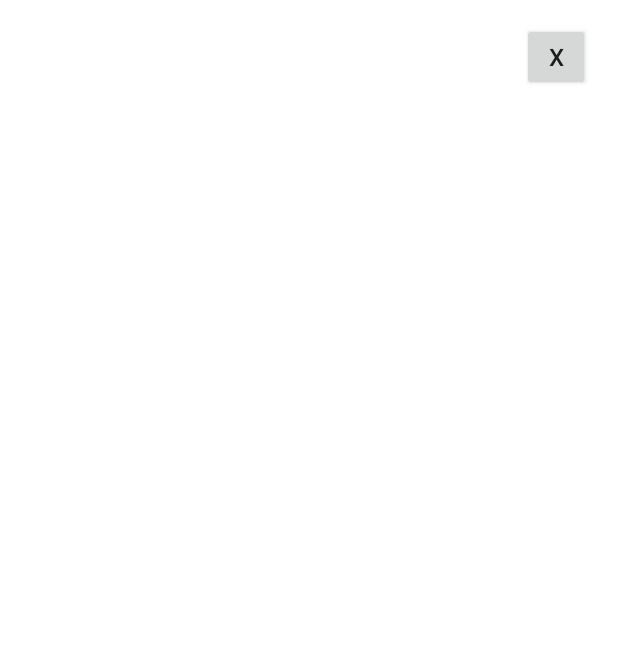
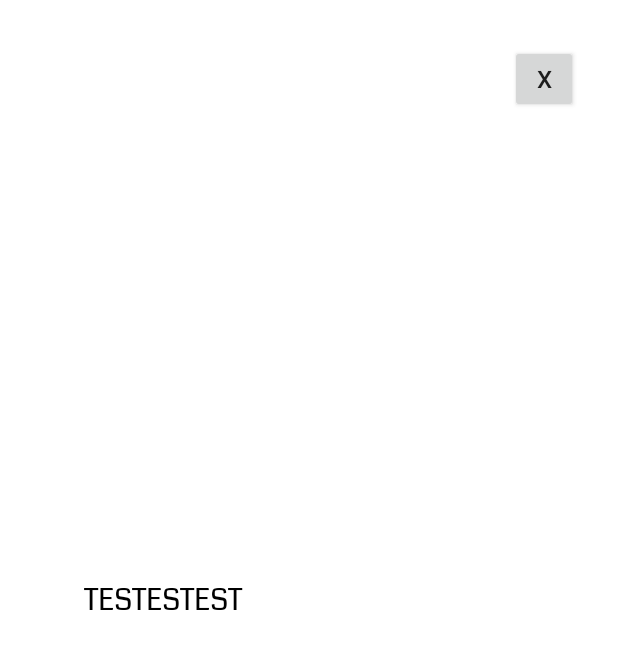
Before and after one commit to ETS-Android2/HackTJ-9.0, an Android app: the ObjectDescription screen opened directly, with no data from a screen before it, on a phone screen of 412 x 824 dp. Shown: the top 649 px of the screen. Run offline under Robolectric (Android 15) with nearby library versions, the phone set to English and light mode, and no system bars; 1 statement that could not run was skipped.

Commit message:
Final Project

```diff
--- a/TensorFlowLitePractice/app/src/main/java/com/example/tensorflowlitepractice/ObjectDescription.java
+++ b/TensorFlowLitePractice/app/src/main/java/com/example/tensorflowlitepractice/ObjectDescription.java
@@ -3,23 +3,89 @@ package com.example.tensorflowlitepractice;
 import android.app.Activity;
 import android.os.Bundle;
 import android.view.View;
+import android.widget.ImageView;
+import android.widget.TextView;
 
 import androidx.annotation.Nullable;
 import androidx.appcompat.app.AppCompatActivity;
+import androidx.appcompat.app.AppCompatDelegate;
 
 public class ObjectDescription extends Activity {
 
+    public ImageView image;
+    public TextView text;
+
+    private String str_plastic, str_can, str_card, str_cart, str_fruit, str_vegetable, str_paper, str_glass;
+
     @Override
     protected void onCreate(@Nullable Bundle savedInstanceState) {
+        AppCompatDelegate.setDefaultNightMode(AppCompatDelegate.MODE_NIGHT_NO);
+
         super.onCreate(savedInstanceState);
         setContentView(R.layout.activity_descriptions);
 
+        image = findViewById(R.id.object);
+        text = findViewById(R.id.description);
 
+        description();
 
-
+        switch (TemporaryUtility.currentObject) {
+            case "BOTTLE":
+                image.setImageResource(R.drawable.bottle);
+                text.setText(str_plastic);
+                break;
+            case "CAN":
+                image.setImageResource(R.drawable.can);
+                text.setText(str_can);
+                break;
+            case "CARDBOARD":
+                image.setImageResource(R.drawable.cardboard);
+                text.setText(str_card);
+                break;
+            case "CARTON":
+                image.setImageResource(R.drawable.carton);
+                text.setText(str_cart);
+                break;
+            case "PAPER":
+                image.setImageResource(R.drawable.paper);
+                text.setText(str_paper);
+                break;
+            case "FRUIT":
+                image.setImageResource(R.drawable.fruit);
+                text.setText(str_fruit);
+                break;
+            case "VEGETABLE":
+                image.setImageResource(R.drawable.vegetable);
+                text.setText(str_vegetable);
+                break;
+        }
     }
 
     public void returnToResults(View view) {
         finish();
     }
+
+    public void description() {
+        str_plastic = "\tRecycling both glass and plastic bottles conserves natural resources, " +
+                "specifically oil. One ton of recycled plastic conserves around 3.8 barrels of crude oil. " +
+                "Not only that, recycling bottles decreases air pollution, as there will be less waste to incinerate";
+        str_can = "\tRecycling old cans into new ones take 95% less energy than to create one "+
+                "Recycling cans also releases 95% fewer greenhouse gas emissions. " +
+                "There’s no limit to how many times aluminum can be recycled.";
+        str_card = "\tRecycled cardboard has a wide range of uses, like cereal boxes and paper towels. " +
+                "In particular, recycling cardboard helps prevent deforestation, ultimately saving many animals’ lives. " +
+                "Moreover, recycling cardboard reduces landfills, thus reducing water pollution.";
+        str_cart = "\tRecycled cartons are used to make eco-friendly construction material. " +
+                "Recycling cartons provides paper feedstock for new paper products. " +
+                "Remember to empty out your cartons before recycling!";
+        str_paper = "\tRecycling paper reduces greenhouse gasses, helping limit the effects of climate change. " +
+                "It takes 70% less energy and water to recycle paper compared to creating new sheets. " +
+                "Every ton of recycled paper can save 17 trees.";
+        str_fruit = "\tComposting fruits dampens dry materials in compost which accelerates the decomposition process. " +
+                "It can enriches soil and suppresses plant diseases. " +
+                "Furthermore, it reduces the need for chemical fertilizers.";
+        str_vegetable = "\tLike fruits, composting vegetables dampens dry materials in compost which accelerates the decomposition process. " +
+                "It can enriches soil and suppresses plant diseases. " +
+                "Furthermore, it reduces the need for chemical fertilizers.";
+    }
 }
--- a/TensorFlowLitePractice/app/src/main/java/com/example/tensorflowlitepractice/SettingsController.java
+++ b/TensorFlowLitePractice/app/src/main/java/com/example/tensorflowlitepractice/SettingsController.java
@@ -8,6 +8,7 @@ import android.widget.EditText;
 
 import androidx.annotation.Nullable;
 import androidx.appcompat.app.AppCompatActivity;
+import androidx.appcompat.app.AppCompatDelegate;
 
 import static android.content.SharedPreferences.*;
 
@@ -22,8 +23,11 @@ public class SettingsController extends AppCompatActivity {
 
     @Override
     protected void onCreate(@Nullable Bundle savedInstanceState) {
+        AppCompatDelegate.setDefaultNightMode(AppCompatDelegate.MODE_NIGHT_NO);
+
         super.onCreate(savedInstanceState);
         setContentView(R.layout.activity_settings);
+
 
         recycleText = findViewById(R.id.recycableAmount);
         compostText=findViewById(R.id.compostableAmount);
--- a/TensorFlowLitePractice/app/src/main/java/com/example/tensorflowlitepractice/SplashScreen.java
+++ b/TensorFlowLitePractice/app/src/main/java/com/example/tensorflowlitepractice/SplashScreen.java
@@ -1,6 +1,7 @@
 package com.example.tensorflowlitepractice;
 
 import androidx.appcompat.app.AppCompatActivity;
+import androidx.appcompat.app.AppCompatDelegate;
 
 import android.content.Intent;
 import android.os.Bundle;
@@ -20,6 +21,8 @@ public class SplashScreen extends AppCompatActivity {
 
     @Override
     protected void onCreate(Bundle savedInstanceState) {
+        AppCompatDelegate.setDefaultNightMode(AppCompatDelegate.MODE_NIGHT_NO);
+
         super.onCreate(savedInstanceState);
         getWindow().setFlags(WindowManager.LayoutParams.FLAG_FULLSCREEN, WindowManager.LayoutParams.FLAG_FULLSCREEN);
         setContentView(R.layout.activity_splash_screen);
--- a/TensorFlowLitePractice/app/src/main/java/com/example/tensorflowlitepractice/TemporaryUtility.java
+++ b/TensorFlowLitePractice/app/src/main/java/com/example/tensorflowlitepractice/TemporaryUtility.java
@@ -11,12 +11,9 @@ public class TemporaryUtility {
     public static HashSet<String> recycables = new HashSet<String>(){{
         add("PAPER");
         add("CARDBOARD");
-        add("WATER BOTTLE");
-        add("BEER BOTTLE");
         add("CAN");
         add("CARTON");
         add("BOTTLE");
-        add("CUP");
     }};
 
     public static HashSet<String> compostables = new HashSet<String>(){{
@@ -45,4 +42,6 @@ public class TemporaryUtility {
     public static int recycableCount=1;
     public static int compostableCount=1;
 
+    public static String currentObject;
+
 }
--- a/TensorFlowLitePractice/app/src/main/res/layout/activity_descriptions.xml
+++ b/TensorFlowLitePractice/app/src/main/res/layout/activity_descriptions.xml
@@ -3,14 +3,15 @@
     xmlns:app="http://schemas.android.com/apk/res-auto"
     xmlns:tools="http://schemas.android.com/tools"
     android:layout_width="match_parent"
-    android:layout_height="match_parent">
+    android:layout_height="match_parent"
+    android:background="@color/white">
 
     <ImageView
         android:id="@+id/object"
         android:layout_width="0dp"
         android:layout_height="0dp"
-        android:layout_marginStart="20dp"
-        android:layout_marginTop="20dp"
+        android:layout_marginStart="40dp"
+        android:layout_marginTop="40dp"
         app:layout_constraintStart_toStartOf="parent"
         app:layout_constraintTop_toTopOf="parent"
         tools:srcCompat="@tools:sample/avatars"
@@ -19,22 +20,25 @@
 
     <TextView
         android:id="@+id/description"
-        android:layout_width="0dp"
-        android:layout_height="0dp"
+        android:layout_width="300dp"
+        android:layout_height="300dp"
+        android:text="TESTESTEST"
+        android:textColor="@color/black"
         android:textSize="20sp"
         app:layout_constraintBottom_toBottomOf="parent"
         app:layout_constraintEnd_toEndOf="parent"
         app:layout_constraintHeight_percent="0.65"
         app:layout_constraintStart_toStartOf="parent"
         app:layout_constraintTop_toBottomOf="@+id/object"
-        app:layout_constraintWidth_percent="0.9" />
+        app:layout_constraintWidth_percent="0.9"
+        android:fontFamily="@font/coda"/>
 
     <Button
         android:id="@+id/exit_btn"
         android:layout_width="45dp"
         android:layout_height="45dp"
-        android:layout_marginTop="15dp"
-        android:layout_marginEnd="10dp"
+        android:layout_marginTop="30dp"
+        android:layout_marginEnd="20dp"
         android:text="X"
         android:textSize="16sp"
         app:layout_constraintEnd_toEndOf="parent"
--- a/TensorFlowLitePractice/app/src/main/res/layout/home.xml
+++ b/TensorFlowLitePractice/app/src/main/res/layout/home.xml
@@ -5,14 +5,15 @@
     android:layout_width="match_parent"
     android:layout_height="match_parent"
     android:id="@+id/imageLayout"
-    android:background="@drawable/custom_border">
+    android:background="@color/white">
 
     <ImageView
         android:layout_height="match_parent"
         android:layout_width="match_parent"
         android:src="@color/white"
         android:id="@+id/imageView"
-        android:scaleType="fitXY"/>
+        android:scaleType="fitCenter"
+        android:adjustViewBounds="true"/>
 
 
     <LinearLayout
--- a/TensorFlowLitePractice/app/src/main/res/values/themes.xml
+++ b/TensorFlowLitePractice/app/src/main/res/values/themes.xml
@@ -3,7 +3,7 @@
     <style name="Theme.TensorFlowLitePractice" parent="Theme.MaterialComponents.DayNight.DarkActionBar">
         <!-- Primary brand color. -->
         <item name="colorPrimary">@color/dark</item>
-        <item name="colorPrimaryVariant">@color/purple_700</item>
+        <item name="colorPrimaryVariant">@color/dark</item>
         <item name="colorOnPrimary">@color/white</item>
         <!-- Secondary brand color. -->
         <item name="colorSecondary">@color/teal_200</item>
```
Also changed, not shown: TensorFlowLitePractice/app/src/main/java/com/example/tensorflowlitepractice/HandleResults.java (+24 -16 lines), TensorFlowLitePractice/app/src/main/java/com/example/tensorflowlitepractice/MainActivity.java (+9 -1 lines), TensorFlowLitePractice/app/src/main/res/layout/bottom_layout.xml (+22 -18 lines), TensorFlowLitePractice/app/src/main/res/drawable-v24/bottle.jpg (added), TensorFlowLitePractice/app/src/main/res/drawable-v24/can.jpg (added), TensorFlowLitePractice/app/src/main/res/drawable-v24/carton.jpg (added), TensorFlowLitePractice/app/src/main/res/drawable-v24/fruit.png (added), TensorFlowLitePractice/app/src/main/res/drawable-v24/paper.jpg (added), TensorFlowLitePractice/app/src/main/res/drawable-v24/vegetable.jpg (added), TensorFlowLitePractice/app/src/main/res/drawable/bottle.jpg (deleted), 1 other file.
